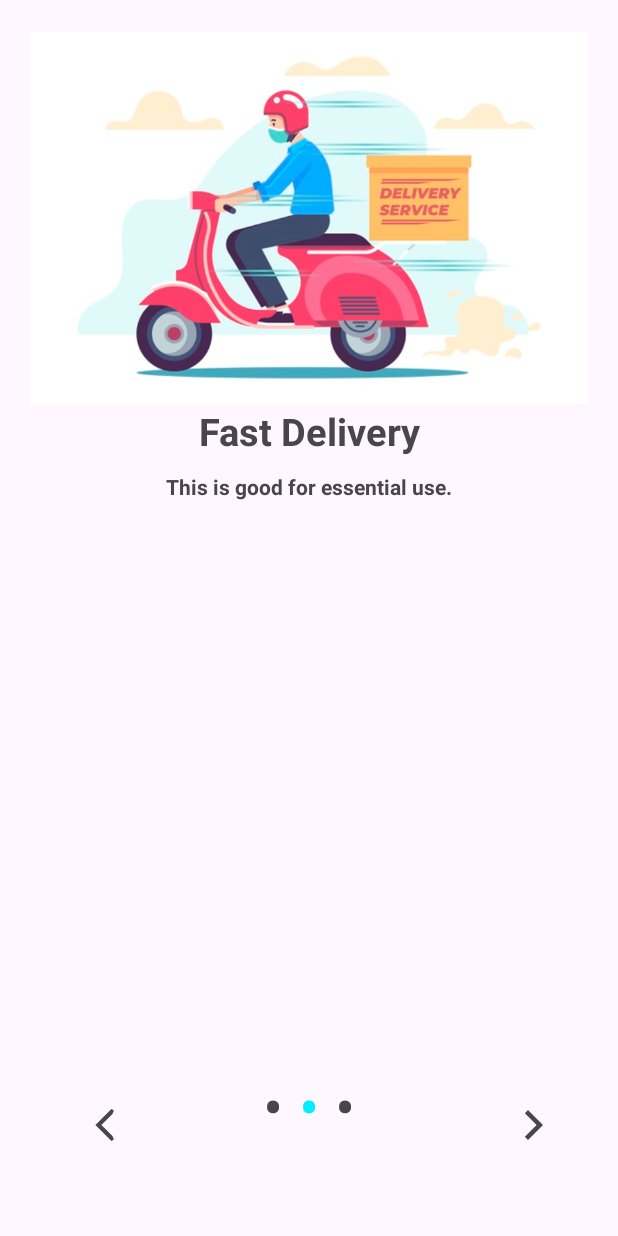
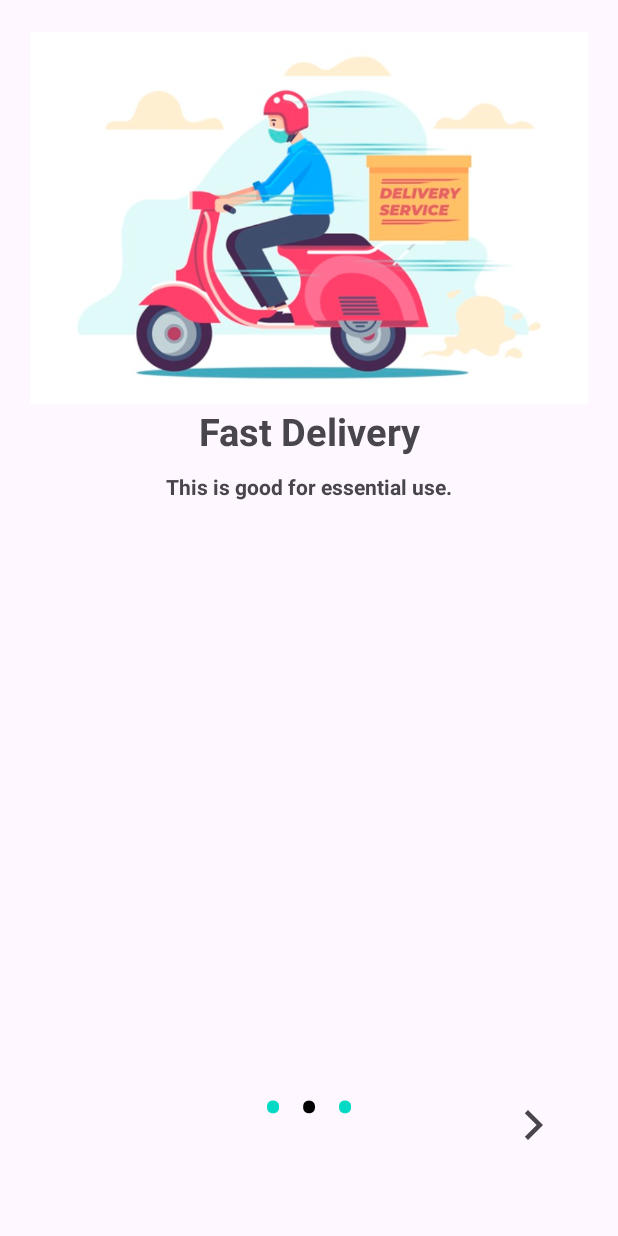
Before and after one commit to vikashvks037/Eco-MarketPlace, an Android app: the screen it shows after launch (OnBoadingActivity), after a tap on an icon or button, on a phone screen of 412 x 824 dp. Run offline under Robolectric (Android 15) with nearby library versions, the phone set to English and light mode, and no system bars; Roboto replaces fonts that are not available here.

Commit message:
Arrange page

```diff
--- a/app/build.gradle.kts
+++ b/app/build.gradle.kts
@@ -1,3 +1,5 @@
+
+
 plugins {
     alias(libs.plugins.android.application)
     alias(libs.plugins.google.gms.google.services)
@@ -29,7 +31,7 @@ android {
     compileOptions {
         sourceCompatibility = JavaVersion.VERSION_1_8
         targetCompatibility = JavaVersion.VERSION_1_8
-    }
+        }
 }
 
 dependencies {
--- a/app/src/main/AndroidManifest.xml
+++ b/app/src/main/AndroidManifest.xml
@@ -14,7 +14,10 @@
         android:supportsRtl="true"
         android:theme="@style/Theme.EcoMarketplace"
         tools:targetApi="31" >
-        <activity android:name=".RegistrationActivity"
+        <activity android:name=".RegistrationActivity"/>
+        <activity android:name=".OnBoadingActivity"/>
+        <activity android:name=".LoginActivity"/>
+        <activity android:name=".MainActivity"
             android:exported="true" >
             <intent-filter>
                 <action android:name="android.intent.action.MAIN" />
@@ -22,9 +25,6 @@
                 <category android:name="android.intent.category.LAUNCHER" />
             </intent-filter>
         </activity>
-        <activity android:name=".OnBoadingActivity" />
-        <activity android:name=".LoginActivity"/>
-        <activity android:name=".MainActivity" />
 
         <meta-data
             android:name="preloaded_fonts"
--- a/app/src/main/java/com/appvik/ecomarketplace/MainActivity.java
+++ b/app/src/main/java/com/appvik/ecomarketplace/MainActivity.java
@@ -26,9 +26,9 @@ public class MainActivity extends AppCompatActivity {
 
         // Wait for 3 seconds and then go to LoginActivity
         new Handler().postDelayed(() -> {
-            Intent intent = new Intent(MainActivity.this, LoginActivity.class);
+            Intent intent = new Intent(MainActivity.this, OnBoadingActivity.class);
             startActivity(intent);
-            finish(); // Close MainActivity
+            finish();
         }, 3000); // 3000 milliseconds = 3 seconds
     }
 }
--- a/app/src/main/java/com/appvik/ecomarketplace/OnBoadingActivity.java
+++ b/app/src/main/java/com/appvik/ecomarketplace/OnBoadingActivity.java
@@ -14,11 +14,11 @@ import androidx.viewpager.widget.ViewPager;
 
 public class OnBoadingActivity extends AppCompatActivity {
 
-    ViewPager viewPager;
-    LinearLayout dotsLayout;
-    Button btn, nextBtn, backBtn;
-    SliderAdapter sliderAdapter;
-    TextView[] dots;
+    private ViewPager viewPager;
+    private LinearLayout dotsLayout;
+    private Button btn, nextBtn; // Removed backBtn
+    private SliderAdapter sliderAdapter;
+    private TextView[] dots;
 
     @Override
     protected void onCreate(Bundle savedInstanceState) {
@@ -30,19 +30,16 @@ public class OnBoadingActivity extends AppCompatActivity {
         dotsLayout = findViewById(R.id.dots);
         btn = findViewById(R.id.get_started_btn);
         nextBtn = findViewById(R.id.next_btn);
-        backBtn = findViewById(R.id.back_btn);
-        addDots(0);
 
         sliderAdapter = new SliderAdapter(this);
         viewPager.setAdapter(sliderAdapter);
-        btn.setOnClickListener(new View.OnClickListener() {
-            @Override
-            public void onClick(View view) {
-                startActivity(new Intent(OnBoadingActivity.this,RegistrationActivity.class));
-                finish();
-            }
+
+        addDots(0);
+
+        btn.setOnClickListener(view -> {
+            startActivity(new Intent(OnBoadingActivity.this, LoginActivity.class));
+            finish();
         });
-
 
         viewPager.addOnPageChangeListener(new ViewPager.OnPageChangeListener() {
             @Override
@@ -52,7 +49,7 @@ public class OnBoadingActivity extends AppCompatActivity {
             public void onPageSelected(int position) {
                 addDots(position);
                 btn.setVisibility(position == sliderAdapter.getCount() - 1 ? View.VISIBLE : View.INVISIBLE);
-                backBtn.setVisibility(position == 0 ? View.INVISIBLE : View.VISIBLE); // Hide back button on first page
+                // Removed backBtn visibility control since back button no longer exists
                 nextBtn.setVisibility(position == sliderAdapter.getCount() - 1 ? View.INVISIBLE : View.VISIBLE); // Hide next button on last page
             }
 
@@ -67,14 +64,6 @@ public class OnBoadingActivity extends AppCompatActivity {
                 viewPager.setCurrentItem(currentItem + 1); // Move to the next page
             }
         });
-
-        // Set click listener for the back button
-        backBtn.setOnClickListener(v -> {
-            int currentItem = viewPager.getCurrentItem();
-            if (currentItem > 0) {
-                viewPager.setCurrentItem(currentItem - 1); // Move to the previous page
-            }
-        });
     }
 
     private void addDots(int position) {
@@ -84,20 +73,21 @@ public class OnBoadingActivity extends AppCompatActivity {
 
         for (int i = 0; i < count; i++) {
             dots[i] = new TextView(this);
-            dots[i].setText(Html.fromHtml("&#8226;"));
-            dots[i].setTextSize(40); // Set the desired size for dots
-            dots[i].setPadding(8, 0, 8, 0); // Optional: add padding for spacing
+            dots[i].setText(Html.fromHtml("&#8226;")); // Bullet point
+            dots[i].setTextSize(40);
+            dots[i].setPadding(8, 0, 8, 0);
             dotsLayout.addView(dots[i]);
 
-            // Set a click listener for each dot
-            final int index = i; // Final variable for inner class
-            dots[i].setOnClickListener(v -> {
-                viewPager.setCurrentItem(index); // Change page on dot click
-            });
+            // Set click listener on each dot
+            final int index = i; // Store index for the click listener
+            dots[i].setOnClickListener(v -> viewPager.setCurrentItem(index)); // Move to the clicked page
         }
 
+        // Highlight the active dot
         if (dots.length > 0) {
-            dots[position].setTextColor(getResources().getColor(R.color.blue));
+            for (int i = 0; i < dots.length; i++) {
+                dots[i].setTextColor(i == position ? getResources().getColor(R.color.black) : getResources().getColor(R.color.teal_200));
+            }
         }
     }
 }
--- a/app/src/main/java/com/appvik/ecomarketplace/RegistrationActivity.java
+++ b/app/src/main/java/com/appvik/ecomarketplace/RegistrationActivity.java
@@ -47,7 +47,7 @@ public class RegistrationActivity extends AppCompatActivity {
             SharedPreferences.Editor editor = sharedPreferences.edit();
             editor.putBoolean("firstTime", false);
             editor.apply(); // Use apply for asynchronous saving
-            startActivity(new Intent(RegistrationActivity.this, OnBoadingActivity.class));
+            startActivity(new Intent(RegistrationActivity.this,LoginActivity.class));
             finish();
         }
     }
--- a/app/src/main/java/com/appvik/ecomarketplace/SliderAdapter.java
+++ b/app/src/main/java/com/appvik/ecomarketplace/SliderAdapter.java
@@ -29,7 +29,7 @@ public class SliderAdapter extends PagerAdapter {
     int headingArray[]={
             R.string.first_slide,
             R.string.second_slide,
-             R.string.third_slide
+            R.string.third_slide
     };
 
     int descriptionArray[]={
--- a/app/src/main/res/drawable/ic_baseline_arrow_backward_ios_24.xml
+++ /dev/null
@@ -1,12 +0,0 @@
-<vector xmlns:android="http://schemas.android.com/apk/res/android"
-    android:width="24dp"
-    android:height="24dp"
-    android:viewportWidth="24"
-    android:viewportHeight="24"
-    android:tint="?attr/colorControlNormal">
-    <path
-        android:fillColor="@android:color/white"
-        android:strokeColor="@android:color/white"
-        android:strokeWidth="2"
-        android:pathData="M14.12,19.88L6.24,12l7.88-7.88L15,2l-10,10L15,22z"/>
-</vector>
--- a/app/src/main/res/layout/activity_on_boading.xml
+++ b/app/src/main/res/layout/activity_on_boading.xml
@@ -43,16 +43,6 @@
             android:paddingBottom="40dp" />
 
         <Button
-            android:id="@+id/back_btn"
-            android:layout_width="wrap_content"
-            android:layout_height="wrap_content"
-            android:drawableEnd="@drawable/ic_baseline_arrow_backward_ios_24"
-            android:layout_alignParentStart="true"
-            android:layout_alignParentBottom="true"
-            android:background="#00000000"
-            android:layout_marginBottom="30dp"/>
-
-        <Button
             android:id="@+id/next_btn"
             android:layout_width="wrap_content"
             android:layout_height="wrap_content"
```
